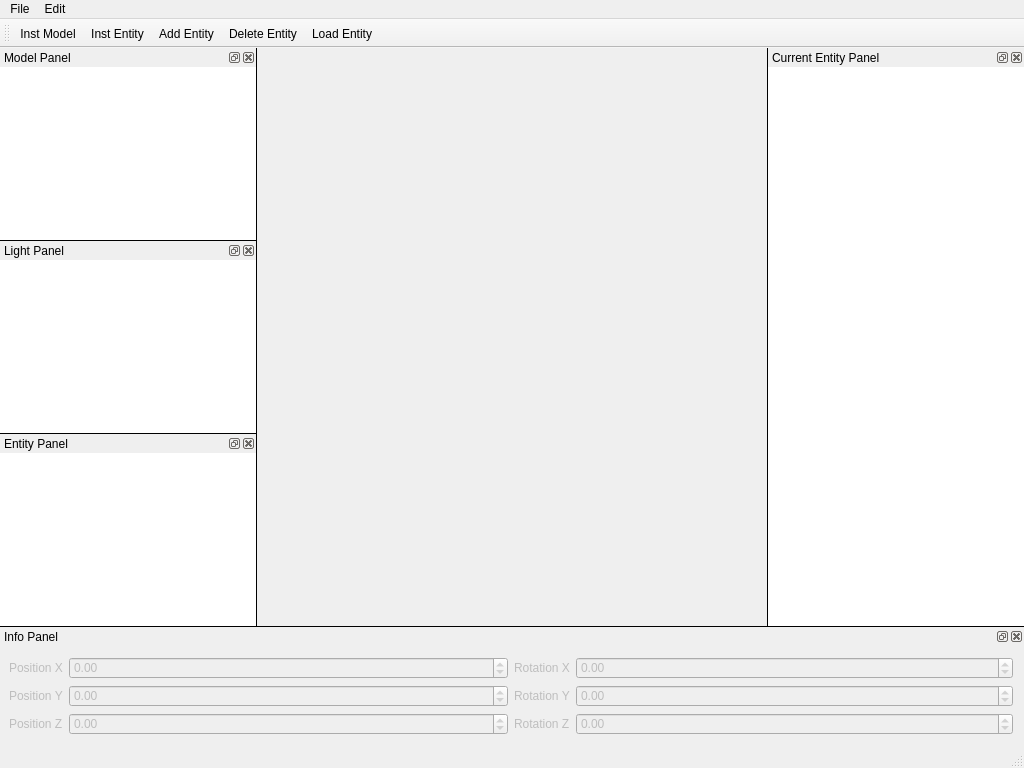
ShrademnThill/ogre-construction-set, file sources/MainWindow.ui: the form before one commit.
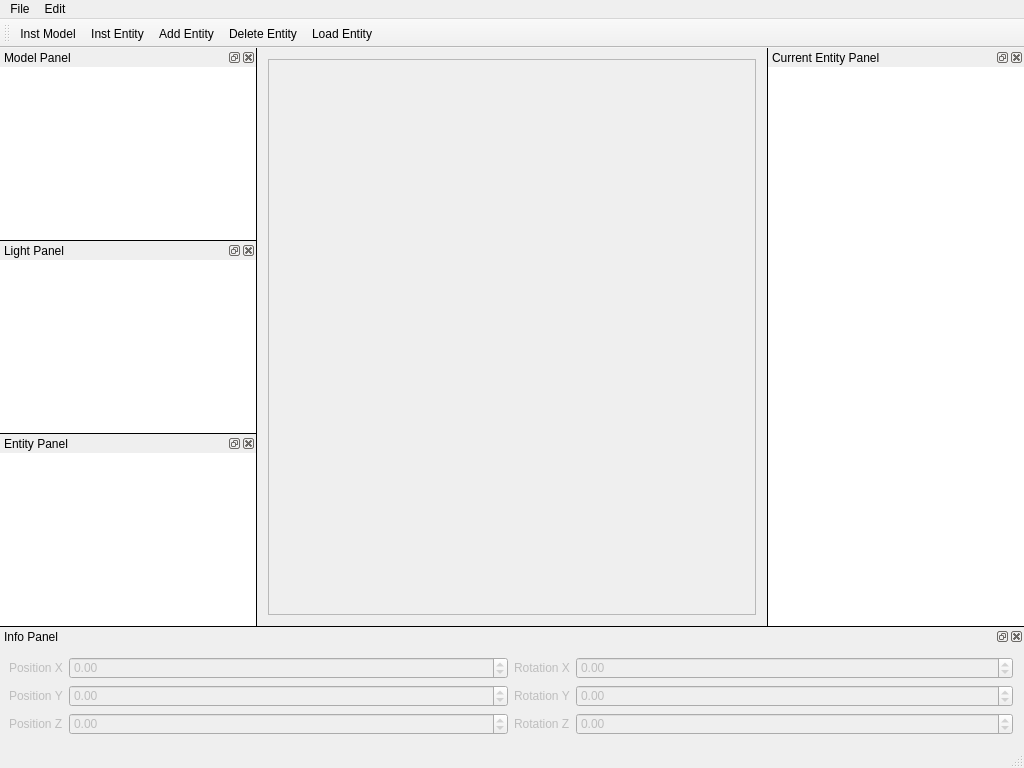
The form after the commit.

The edit to the form file:
```diff
--- a/sources/MainWindow.ui
+++ b/sources/MainWindow.ui
@@ -28,7 +28,20 @@
   <property name="dockOptions">
    <set>QMainWindow::AllowNestedDocks|QMainWindow::AllowTabbedDocks|QMainWindow::AnimatedDocks</set>
   </property>
-  <widget class="QWidget" name="centralWidget"/>
+  <widget class="QWidget" name="centralWidget">
+   <layout class="QHBoxLayout" name="horizontalLayout_5">
+    <item>
+     <widget class="QFrame" name="frame">
+      <property name="frameShape">
+       <enum>QFrame::StyledPanel</enum>
+      </property>
+      <property name="frameShadow">
+       <enum>QFrame::Raised</enum>
+      </property>
+     </widget>
+    </item>
+   </layout>
+  </widget>
   <widget class="QMenuBar" name="menuBar">
    <property name="geometry">
     <rect>
```
Left out of the diff: 2 changed lines with no effect on the pictures.
